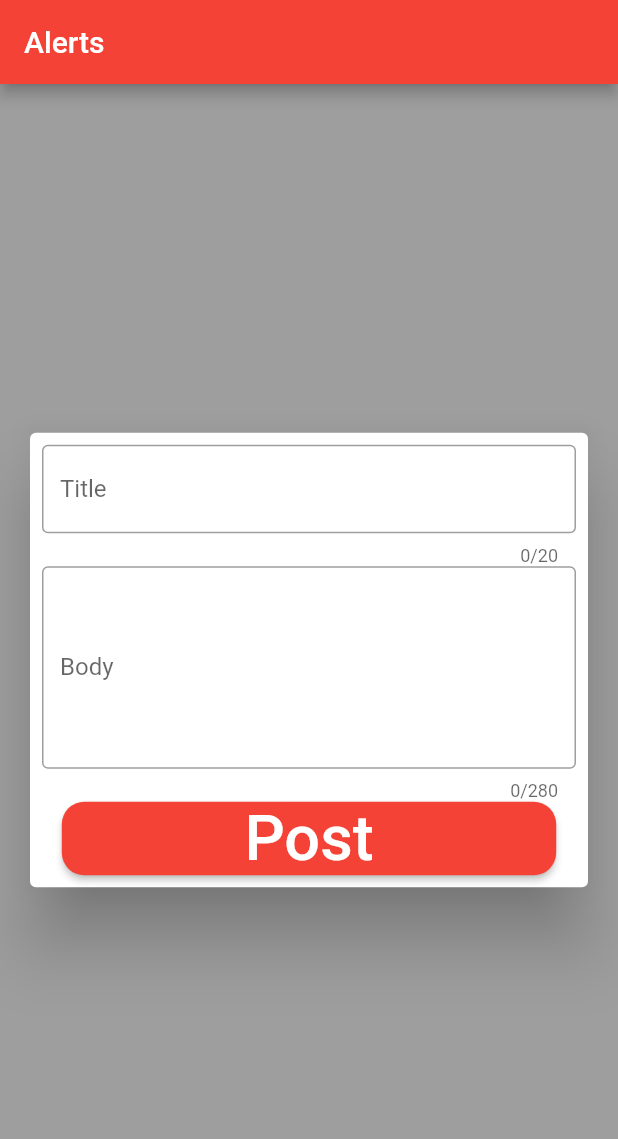
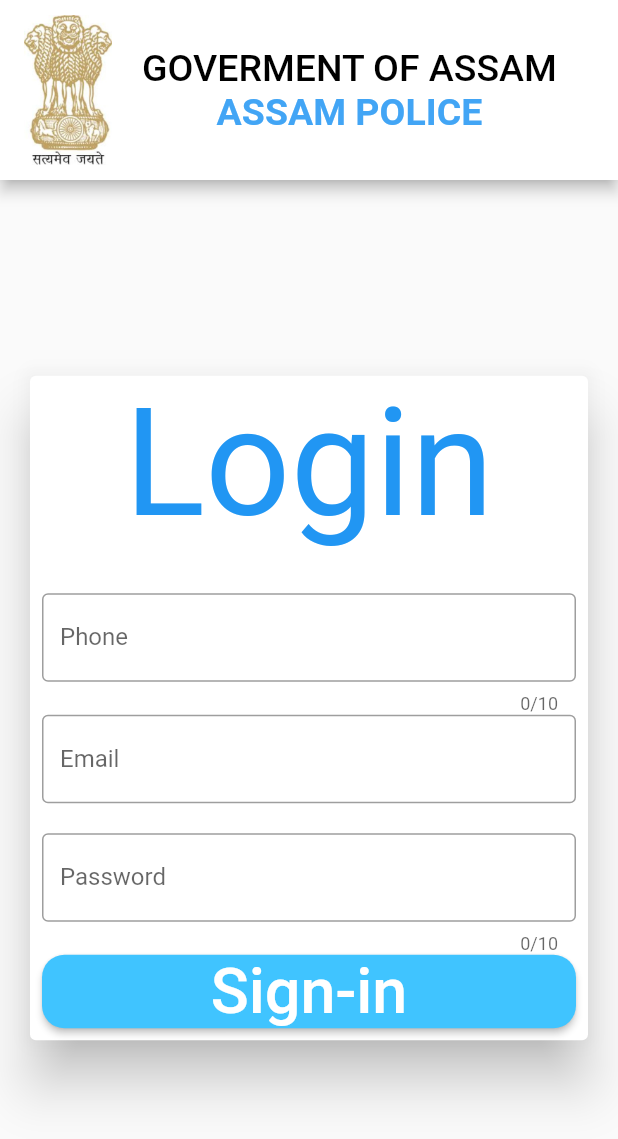
Before and after one commit to souravgopal25/ap_ps_side, a Flutter app: the screen it shows after launch, on a phone screen of 412 x 824 dp. Shown: the top 1139 px of the screen. Run offline on Flutter 3.47's test engine with Material 2 defaults, Android fonts, the phone set to English and light mode, and no system bars; our stand-ins replace carousel_slider, cloud_firestore, firebase_auth, firebase_core; accounts and stored records are empty.

Commit message:
LoginForm Added

```diff
--- /dev/null
+++ b/lib/form/login_form.dart
@@ -0,0 +1,189 @@
+import 'package:ap_ps_side/page/dashboard.dart';
+import 'package:flutter/material.dart';
+
+import 'package:firebase_auth/firebase_auth.dart';
+
+class LoginForm extends StatefulWidget {
+  LoginForm({
+    Key key,
+    @required GlobalKey<FormState> formKey,
+    @required this.emailController,
+    @required this.passController,
+  })  : _formKey = formKey,
+        super(key: key);
+
+  final GlobalKey<FormState> _formKey;
+  final TextEditingController emailController;
+  final TextEditingController passController;
+  final phoneController = TextEditingController();
+  final otpController = TextEditingController();
+  @override
+  _LoginFormState createState() => _LoginFormState();
+}
+
+class _LoginFormState extends State<LoginForm> {
+  Future<bool> loginUser(String phone, BuildContext context) async {
+    FirebaseAuth _auth = FirebaseAuth.instance;
+    _auth.verifyPhoneNumber(
+        phoneNumber: phone,
+        timeout: Duration(seconds: 60),
+        verificationCompleted: (AuthCredential credential) async {
+          var result = await _auth.signInWithCredential(credential);
+          User user = result.user;
+          if (user != null) {
+            Navigator.push(
+                context, MaterialPageRoute(builder: (context) => Dashboard()));
+          }
+        },
+        verificationFailed: (FirebaseAuthException exception) {
+          print(exception);
+        },
+        codeSent: (String verificationID, [int forceResendingToken]) {
+          showDialog(
+              context: context,
+              barrierDismissible: false,
+              builder: (context) {
+                return AlertDialog(
+                  title: Text("Submit OTP"),
+                  content: Column(
+                    mainAxisSize: MainAxisSize.min,
+                    children: <Widget>[
+                      TextField(
+                        controller: widget.otpController,
+                      ),
+                    ],
+                  ),
+                  actions: <Widget>[
+                    FlatButton(
+                      child: Text("Confirm"),
+                      textColor: Colors.white,
+                      color: Colors.blue,
+                      onPressed: () async {
+                        final code = widget.otpController.text.trim();
+                        AuthCredential credential =
+                            PhoneAuthProvider.credential(
+                                verificationId: verificationID, smsCode: code);
+
+                        var result =
+                            await _auth.signInWithCredential(credential);
+
+                        User user = result.user;
+
+                        if (user != null) {
+                          Navigator.push(
+                              context,
+                              MaterialPageRoute(
+                                  builder: (context) => Dashboard()));
+                        } else {
+                          print("Error");
+                        }
+                      },
+                    )
+                  ],
+                );
+              });
+        },
+        codeAutoRetrievalTimeout: (String verificationId) {
+          print(verificationId);
+        });
+  }
+
+  @override
+  Widget build(BuildContext context) {
+    return Form(
+      key: widget._formKey,
+      child: Padding(
+        padding: const EdgeInsets.all(8.0),
+        child: Column(
+          children: <Widget>[
+            TextFormField(
+              keyboardType: TextInputType.phone,
+              controller: widget.phoneController,
+              maxLength: 10,
+              validator: (String value) {
+                if (value.isEmpty) {
+                  return "Phone Required";
+                }
+                return null;
+              },
+              decoration: InputDecoration(
+                  border: OutlineInputBorder(),
+                  hintText: "Enter Phone",
+                  labelText: "Phone"),
+            ),
+            TextFormField(
+              keyboardType: TextInputType.emailAddress,
+              controller: widget.emailController,
+              validator: (String value) {
+                if (value.isEmpty) {
+                  return "Email Required";
+                }
+                return null;
+              },
+              decoration: InputDecoration(
+                  border: OutlineInputBorder(),
+                  hintText: "Enter Email",
+                  labelText: "Email"),
+            ),
+            SizedBox(
+              height: 20,
+            ),
+            TextFormField(
+              keyboardType: TextInputType.visiblePassword,
+              obscureText: true,
+              maxLength: 10,
+              controller: widget.passController,
+              validator: (String value) {
+                if (value.length < 6) {
+                  return "Password Required with length 6+";
+                }
+                return null;
+              },
+              decoration: InputDecoration(
+                  border: OutlineInputBorder(),
+                  hintText: "Enter Password",
+                  labelText: "Password"),
+            ),
+            ButtonTheme(
+              buttonColor: Colors.lightBlueAccent,
+              splashColor: Colors.red,
+              minWidth: MediaQuery.of(context).size.shortestSide,
+              height: MediaQuery.of(context).size.height * 0.05,
+              child: RaisedButton(
+                shape: RoundedRectangleBorder(
+                    borderRadius: BorderRadius.circular(15.0)),
+                onPressed: () async {
+                  if (!widget._formKey.currentState.validate()) {
+                    return;
+                  } else {
+                    FirebaseAuth _auth = FirebaseAuth.instance;
+                    if (!widget._formKey.currentState.validate()) {
+                      return;
+                    } else {
+                      var result1 = await _auth.signInWithEmailAndPassword(
+                          email: widget.emailController.text.trim(),
+                          password: widget.passController.text.trim());
+                      User user = result1.user;
+                      if (user != null) {
+                        loginUser("+91" + widget.phoneController.text.trim(),
+                            context);
+                      }
+                    }
+                  }
+                },
+                child: Column(
+                  children: [
+                    Text(
+                      "Sign-in",
+                      style: TextStyle(color: Colors.white, fontSize: 42),
+                    ),
+                  ],
+                ),
+              ),
+            ),
+          ],
+        ),
+      ),
+    );
+  }
+}
--- a/lib/main.dart
+++ b/lib/main.dart
@@ -1,4 +1,5 @@
 import 'package:ap_ps_side/page/alerts.dart';
+import 'package:ap_ps_side/page/login_page.dart';
 import 'package:ap_ps_side/page/splash_screen.dart';
 import 'package:flutter/material.dart';
 import 'package:firebase_core/firebase_core.dart';
@@ -31,7 +32,7 @@ class _MyHomeState extends State<MyHome> {
         builder: (context, snapshot) {
           if (snapshot.hasError) {}
           if (snapshot.connectionState == ConnectionState.done) {
-            return AlertGeneration();
+            return LoginPage();
           }
           return Scaffold(
             body: Center(
--- a/lib/page/dashboard.dart
+++ b/lib/page/dashboard.dart
@@ -1,4 +1,5 @@
 import 'package:ap_ps_side/card/drawer_card.dart';
+import 'package:ap_ps_side/page/alerts.dart';
 import 'package:ap_ps_side/slider/slider.dart';
 import 'package:flutter/material.dart';
 
@@ -84,11 +85,11 @@ class Dashboard extends StatelessWidget {
                                       borderRadius:
                                           BorderRadius.circular(15.0)),
                                   onPressed: () {
-                                    /* Navigator.push(
+                                    Navigator.push(
                                         context,
                                         MaterialPageRoute(
                                             builder: (context) =>
-                                                AnonymousRegistration()));*/
+                                                AlertGeneration()));
                                   },
                                   child: Column(
                                     children: [
--- /dev/null
+++ b/lib/page/login_page.dart
@@ -0,0 +1,86 @@
+import 'package:ap_ps_side/form/login_form.dart';
+import 'package:flutter/material.dart';
+
+class LoginPage extends StatefulWidget {
+  LoginPage({Key key}) : super(key: key);
+
+  @override
+  _LoginPageState createState() => _LoginPageState();
+}
+
+class _LoginPageState extends State<LoginPage> {
+  final emailController = TextEditingController();
+  final passController = TextEditingController();
+  final GlobalKey<FormState> _formKey = GlobalKey<FormState>();
+  @override
+  Widget build(BuildContext context) {
+    return Scaffold(
+      appBar: AppBar(
+        title: Container(
+          child: Row(
+            children: <Widget>[
+              Image.asset(
+                "assets/ashoka.jpeg",
+                height: 100,
+                fit: BoxFit.contain,
+              ),
+              SizedBox(
+                width: 20,
+              ),
+              Column(
+                children: [
+                  Text(
+                    "GOVERMENT OF ASSAM",
+                    style: TextStyle(color: Colors.black, fontSize: 25),
+                  ),
+                  Text(
+                    "ASSAM POLICE",
+                    style: TextStyle(
+                        color: Colors.blue[400],
+                        fontWeight: FontWeight.bold,
+                        fontSize: 25),
+                  ),
+                ],
+              )
+            ],
+          ),
+        ),
+        toolbarHeight: 120,
+        backgroundColor: Colors.white,
+        iconTheme: IconThemeData(color: Colors.black),
+      ),
+      body: Stack(
+        fit: StackFit.expand,
+        children: <Widget>[
+          Center(
+            child: SingleChildScrollView(
+              child: Padding(
+                padding: const EdgeInsets.all(16.0),
+                child: Card(
+                  elevation: 15,
+                  child: Column(
+                    children: <Widget>[
+                      Container(
+                        child: Text(
+                          "Login",
+                          style: TextStyle(fontSize: 100, color: Colors.blue),
+                        ),
+                      ),
+                      SizedBox(
+                        height: 20,
+                      ),
+                      LoginForm(
+                          formKey: _formKey,
+                          emailController: emailController,
+                          passController: passController),
+                    ],
+                  ),
+                ),
+              ),
+            ),
+          )
+        ],
+      ),
+    );
+  }
+}
```
